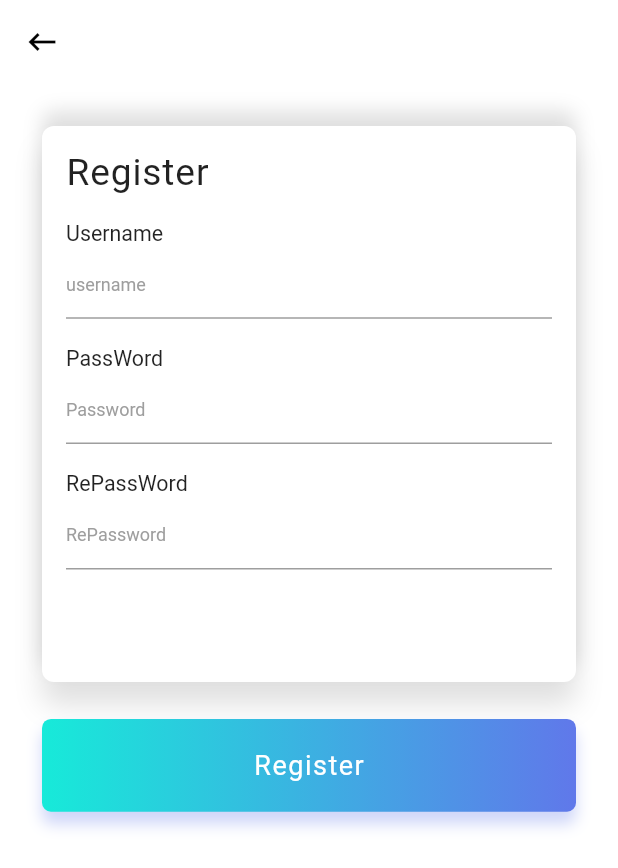
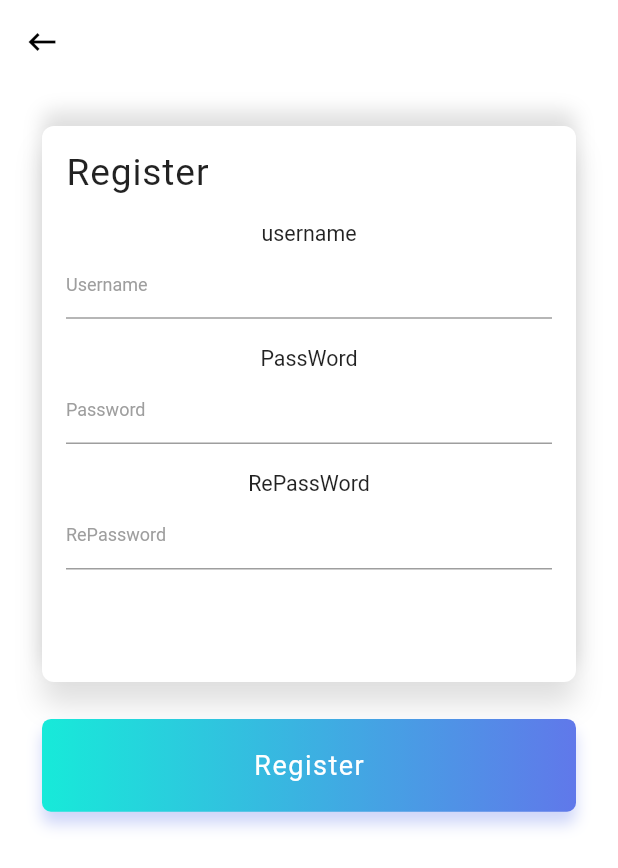
Before and after one commit to sinabirdevrim/late_box_book, a Flutter app: the RegisterPage screen opened directly, on a phone screen of 412 x 824 dp. Shown: the top 868 px of the screen. Run offline on Flutter 3.47's test engine with Material 2 defaults, Android fonts, the phone set to English and light mode, and no system bars; our stand-ins replace bloc, equatable, firebase_auth, flutter_bloc, flutter_screenutil, get_it; accounts and stored records are empty.

```diff
--- a/lib/blocs/login/bloc.dart
+++ /dev/null
@@ -1,3 +0,0 @@
-export 'login_bloc.dart';
-export 'login_event.dart';
-export 'login_state.dart';
--- a/lib/blocs/login/login_event.dart
+++ /dev/null
@@ -1,5 +0,0 @@
-import 'package:equatable/equatable.dart';
-
-abstract class LoginEvent extends Equatable {
-  const LoginEvent();
-}
--- /dev/null
+++ b/lib/blocs/user/bloc.dart
@@ -0,0 +1,3 @@
+export 'user_bloc.dart';
+export 'user_event.dart';
+export 'user_state.dart';
--- /dev/null
+++ b/lib/blocs/user/user_bloc.dart
@@ -0,0 +1,22 @@
+import 'dart:async';
+import 'package:bloc/bloc.dart';
+import 'package:late_box_book/common/locator.dart';
+import 'package:late_box_book/repository/user_repository.dart';
+import './bloc.dart';
+
+class UserBloc extends Bloc<UserEvent, UserState> {
+  final UserRepository _userRepository = locator<UserRepository>();
+
+  @override
+  UserState get initialState => InitialUserState();
+
+  @override
+  Stream<UserState> mapEventToState(UserEvent event) async* {
+    if (event is LoginUserEvent) {
+      yield UserLoadingState();
+      var test = await _userRepository.createUserWithEmailAndPassword(
+          event.userName, event.password);
+      yield UserLoadedState();
+    }
+  }
+}
--- /dev/null
+++ b/lib/blocs/user/user_event.dart
@@ -0,0 +1,19 @@
+import 'package:equatable/equatable.dart';
+
+abstract class UserEvent extends Equatable {
+  const UserEvent();
+}
+
+class LoginUserEvent extends UserEvent {
+  String _userName, _password;
+
+  LoginUserEvent(this._userName, this._password);
+  @override
+  // TODO: implement props
+  List<Object> get props => [_userName, _password];
+
+  String get password => _password;
+
+  String get userName => _userName;
+
+}
--- /dev/null
+++ b/lib/blocs/user/user_state.dart
@@ -0,0 +1,31 @@
+import 'package:equatable/equatable.dart';
+
+abstract class UserState extends Equatable {
+  const UserState();
+}
+
+class InitialUserState extends UserState {
+  @override
+  List<Object> get props => [];
+}
+
+
+class UserLoadingState extends UserState{
+  @override
+  // TODO: implement props
+  List<Object> get props => [];
+}
+
+
+class UserLoadedState extends UserState{
+  @override
+  // TODO: implement props
+  List<Object> get props => [];
+}
+
+
+class UserErrorState extends UserState{
+  @override
+  // TODO: implement props
+  List<Object> get props => [];
+}
--- /dev/null
+++ b/lib/common/locator.dart
@@ -0,0 +1,10 @@
+import 'package:get_it/get_it.dart';
+import 'package:late_box_book/repository/user_repository.dart';
+import 'package:late_box_book/services/firebase_auth_service.dart';
+
+GetIt locator = GetIt.asNewInstance();
+
+void setupLocator() {
+  locator.registerLazySingleton(() => FirebaseAuthService());
+  locator.registerLazySingleton(() => UserRepository());
+}
--- /dev/null
+++ b/lib/customwidget/lb_text_form.dart
@@ -0,0 +1,30 @@
+import 'package:flutter/material.dart';
+import 'package:flutter_screenutil/flutter_screenutil.dart';
+
+class LBTextFormField extends StatelessWidget {
+  final String hintText;
+  final FormFieldSetter<String> onSaved;
+  final String labelText;
+
+  const LBTextFormField({Key key, this.hintText, this.onSaved, this.labelText})
+      : super(key: key);
+
+  @override
+  Widget build(BuildContext context) {
+    return Column(
+      children: <Widget>[
+        Text(labelText,
+            style: TextStyle(fontSize: ScreenUtil.getInstance().setSp(26))),
+        TextFormField(
+          decoration: InputDecoration(
+              focusedBorder: UnderlineInputBorder(
+                borderSide: BorderSide(color: Colors.cyan),
+              ),
+              hintText: hintText,
+              hintStyle: TextStyle(color: Colors.grey, fontSize: 12.0)),
+          onSaved: onSaved,
+        ),
+      ],
+    );
+  }
+}
--- /dev/null
+++ b/lib/model/user_model.dart
@@ -0,0 +1,4 @@
+class UserModel{
+
+
+}
--- /dev/null
+++ b/lib/repository/user_repository.dart
@@ -0,0 +1,15 @@
+import 'package:late_box_book/common/locator.dart';
+import 'package:late_box_book/model/user_model.dart';
+import 'package:late_box_book/services/firebase_auth_service.dart';
+import 'package:late_box_book/services/firebase_auth_service.dart';
+
+class UserRepository {
+  final FirebaseAuthService _firebaseAuthService =
+      locator<FirebaseAuthService>();
+
+  Future<UserModel> createUserWithEmailAndPassword(
+      String email, String password) async {
+    return await _firebaseAuthService.createUserWithEmailandPassword(
+        email, password);
+  }
+}
--- a/lib/widgets/login/register_form.dart
+++ b/lib/widgets/login/register_form.dart
@@ -1,5 +1,6 @@
 import 'package:flutter/material.dart';
 import 'package:flutter_screenutil/flutter_screenutil.dart';
+import 'package:late_box_book/customwidget/lb_text_form.dart';
 
 class RegisterFormCard extends StatefulWidget {
   @override
@@ -42,55 +43,32 @@ class _RegisterFormCardState extends State<RegisterFormCard> {
               SizedBox(
                 height: ScreenUtil.getInstance().setHeight(30),
               ),
-              Text("Username",
-                  style:
-                      TextStyle(fontSize: ScreenUtil.getInstance().setSp(26))),
-              TextFormField(
-                decoration: InputDecoration(
-                    focusedBorder: UnderlineInputBorder(
-                      borderSide: BorderSide(color: Colors.cyan),
-                    ),
-                    hintText: "username",
-                    hintStyle: TextStyle(color: Colors.grey, fontSize: 12.0)),
+              LBTextFormField(
+                hintText: "Username",
                 onSaved: (String value) {
                   _email = value;
                 },
+                labelText: "username",
               ),
               SizedBox(
                 height: ScreenUtil.getInstance().setHeight(30),
               ),
-              Text("PassWord",
-                  style:
-                      TextStyle(fontSize: ScreenUtil.getInstance().setSp(26))),
-              TextFormField(
-                obscureText: true,
-                decoration: InputDecoration(
-                    hintText: "Password",
-                    focusedBorder: UnderlineInputBorder(
-                      borderSide: BorderSide(color: Colors.cyan),
-                    ),
-                    hintStyle: TextStyle(color: Colors.grey, fontSize: 12.0)),
+              LBTextFormField(
+                hintText: "Password",
                 onSaved: (String value) {
                   _password = value;
                 },
+                labelText: "PassWord",
               ),
               SizedBox(
                 height: ScreenUtil.getInstance().setHeight(30),
               ),
-              Text("RePassWord",
-                  style:
-                      TextStyle(fontSize: ScreenUtil.getInstance().setSp(26))),
-              TextFormField(
-                obscureText: true,
-                decoration: InputDecoration(
-                    hintText: "RePassword",
-                    focusedBorder: UnderlineInputBorder(
-                      borderSide: BorderSide(color: Colors.cyan),
-                    ),
-                    hintStyle: TextStyle(color: Colors.grey, fontSize: 12.0)),
+              LBTextFormField(
+                hintText: "RePassword",
                 onSaved: (String value) {
-                  _password = value;
+                  _passwordRepat = value;
                 },
+                labelText: "RePassWord",
               ),
               SizedBox(
                 height: ScreenUtil.getInstance().setHeight(35),
```
Also changed, not shown: lib/blocs/login/login_bloc.dart (deleted, +0 -13 lines), lib/blocs/login/login_state.dart (deleted, +0 -10 lines), lib/main.dart (+7 -5 lines), lib/screens/login.dart (+9 -4 lines), lib/services/firebase_auth_service.dart (added, +16 -0 lines), lib/widgets/login/login_form.dart (+8 -22 lines), 2 other files.
